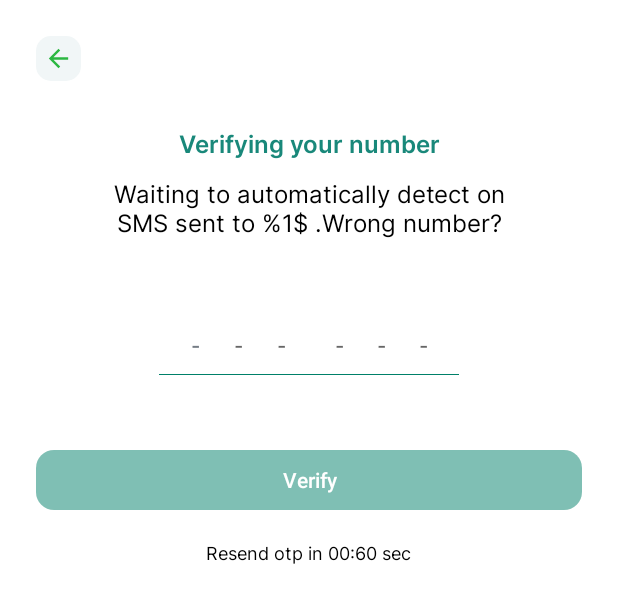
After one commit to sagargohil07/WhatsappClone, an Android app: the layout temp_fragment_otp.xml on its own in the app's theme, with its tools: preview values and no code run, on a phone screen of 412 x 824 dp. The commit adds this screen. Shown: the top 603 px of the screen. Run offline under Robolectric (Android 15) with nearby library versions, the phone set to English and light mode, and no system bars.

Commit message:
Auth Screen
- Temp verify mobile number screen design
- Temp OTP screen design

```diff
--- a/app/build.gradle.kts
+++ b/app/build.gradle.kts
@@ -110,5 +110,6 @@ dependencies {
 
     implementation ("com.vanniktech:emoji:0.18.0-SNAPSHOT")
     implementation ("com.vanniktech:emoji-google:0.18.0-SNAPSHOT")
+    implementation ("com.github.appsfeature:otp-view:1.1")
 
 }
--- /dev/null
+++ b/app/src/main/res/drawable/bg_otp_container.xml
@@ -0,0 +1,20 @@
+<?xml version="1.0" encoding="utf-8"?>
+<?xml version="1.0" encoding="utf-8"?>
+<layer-list xmlns:android="http://schemas.android.com/apk/res/android">
+    <item
+        android:left="0dp"
+        android:right="0dp">
+        <shape>
+            <solid android:color="#008069" />
+        </shape>
+    </item>
+    <item
+        android:left="0dp"
+        android:right="0dp"
+        android:top="-1dp"
+        android:bottom="1dp">
+        <shape>
+            <solid android:color="@color/background_common" />
+        </shape>
+    </item>
+</layer-list>
--- /dev/null
+++ b/app/src/main/res/drawable/otp_edittext_otp_bg.xml
@@ -0,0 +1,6 @@
+<?xml version="1.0" encoding="utf-8"?>
+<shape xmlns:android="http://schemas.android.com/apk/res/android"
+    android:shape="rectangle">
+    <solid android:color="@color/transparent" />
+    <corners android:radius="10dp" />
+</shape>
--- /dev/null
+++ b/app/src/main/res/layout/temp_fragment_otp.xml
@@ -0,0 +1,197 @@
+<?xml version="1.0" encoding="utf-8"?>
+<layout xmlns:android="http://schemas.android.com/apk/res/android"
+    xmlns:app="http://schemas.android.com/apk/res-auto"
+    xmlns:tools="http://schemas.android.com/tools">
+
+    <androidx.constraintlayout.widget.ConstraintLayout
+        android:layout_width="match_parent"
+        android:layout_height="match_parent">
+
+        <androidx.core.widget.NestedScrollView
+            android:layout_width="match_parent"
+            android:layout_height="match_parent"
+            android:fillViewport="true"
+            android:overScrollMode="never">
+
+            <androidx.appcompat.widget.LinearLayoutCompat
+                android:layout_width="match_parent"
+                android:layout_height="match_parent"
+                android:orientation="vertical"
+                android:padding="24dp"
+                tools:context=".module.fragment.auth.OtpFragment">
+
+                <androidx.appcompat.widget.AppCompatImageView
+                    android:id="@+id/toolbar_back"
+                    android:layout_width="@dimen/dimen_30"
+                    android:layout_height="@dimen/dimen_30"
+                    android:background="@drawable/edittext_otp_bg"
+                    android:padding="@dimen/dimen_5"
+                    android:src="@drawable/ic_arrow_back"
+                    android:tint="@color/green" />
+
+                <androidx.appcompat.widget.AppCompatTextView
+                    android:id="@+id/tvTitle"
+                    style="@style/TextStyle_Semi_Bold_16"
+                    android:layout_width="match_parent"
+                    android:layout_height="wrap_content"
+                    android:gravity="center"
+                    android:layout_marginTop="@dimen/dimen_30"
+                    android:text="@string/LBL_VERIFYING_YOUR_NUMBER"
+                    android:textColor="@color/green_100"
+                     />
+
+                <androidx.appcompat.widget.AppCompatTextView
+                    android:id="@+id/tvInfo"
+                    style="@style/TextStyle_Regular_16"
+                    android:layout_width="match_parent"
+                    android:layout_height="wrap_content"
+                    android:layout_marginTop="@dimen/dimen_10"
+                    android:gravity="center"
+                    android:layout_marginHorizontal="@dimen/dimen_50"
+                    android:text="@string/waiting_to_automatically_detect_on_sms_sent_to_1_wrong_number"
+                    android:textColor="@color/text_color" />
+
+                <androidx.appcompat.widget.LinearLayoutCompat
+                    android:layout_width="match_parent"
+                    android:layout_marginTop="@dimen/dimen_50"
+                    android:gravity="center"
+                    android:layout_height="wrap_content">
+
+                    <androidx.appcompat.widget.LinearLayoutCompat
+                        android:id="@+id/llOtp"
+                        android:layout_width="200dp"
+                        android:layout_height="@dimen/dimen_40"
+                        android:gravity="center"
+                        android:paddingHorizontal="@dimen/dimen_10"
+                        android:background="@drawable/bg_otp_container"
+                        app:layout_constraintTop_toBottomOf="@id/tvTitle">
+
+                        <androidx.appcompat.widget.AppCompatEditText
+                            android:id="@+id/otp1"
+                            android:layout_width="match_parent"
+                            android:layout_height="match_parent"
+                            android:layout_weight="1"
+                            android:background="@drawable/otp_edittext_otp_bg"
+                            android:gravity="center"
+                            android:hint="-"
+                            android:textColorHint="@color/secondary_text"
+                            android:imeOptions="actionNext"
+                            android:inputType="numberDecimal"
+                            android:maxLength="1"
+                            android:nextFocusRight="@+id/otp2"
+                            android:singleLine="true"
+                            android:textColor="@color/text_color" />
+
+                        <androidx.appcompat.widget.AppCompatEditText
+                            android:id="@+id/otp2"
+                            android:layout_width="match_parent"
+                            android:layout_height="match_parent"
+                            android:hint="-"
+                            android:layout_weight="1"
+                            android:background="@drawable/otp_edittext_otp_bg"
+                            android:gravity="center"
+                            android:imeOptions="actionNext"
+                            android:inputType="numberDecimal"
+                            android:maxLength="1"
+                            android:nextFocusRight="@+id/otp3"
+                            android:singleLine="true"
+                            android:textColor="@color/text_color" />
+
+                        <androidx.appcompat.widget.AppCompatEditText
+                            android:id="@+id/otp3"
+                            android:layout_width="match_parent"
+                            android:layout_height="match_parent"
+                            android:layout_weight="1"
+                            android:background="@drawable/otp_edittext_otp_bg"
+                            android:gravity="center"
+                            android:hint="-"
+                            android:imeOptions="actionNext"
+                            android:inputType="numberDecimal"
+                            android:maxLength="1"
+                            android:nextFocusRight="@+id/otp4"
+                            android:singleLine="true"
+                            android:textColor="@color/text_color" />
+
+                        <View
+                            android:layout_width="@dimen/dimen_10"
+                            android:layout_height="match_parent"/>
+
+                        <androidx.appcompat.widget.AppCompatEditText
+                            android:id="@+id/otp4"
+                            android:layout_width="match_parent"
+                            android:layout_height="match_parent"
+                            android:layout_weight="1"
+                            android:background="@drawable/otp_edittext_otp_bg"
+                            android:gravity="center"
+                            android:imeOptions="actionNext"
+                            android:hint="-"
+                            android:inputType="numberDecimal"
+                            android:maxLength="1"
+                            android:nextFocusRight="@+id/otp5"
+                            android:singleLine="true"
+                            android:textColor="@color/text_color" />
+
+                        <androidx.appcompat.widget.AppCompatEditText
+                            android:id="@+id/otp5"
+                            android:layout_width="match_parent"
+                            android:layout_height="match_parent"
+                            android:layout_weight="1"
+                            android:hint="-"
+                            android:background="@drawable/otp_edittext_otp_bg"
+                            android:gravity="center"
+                            android:imeOptions="actionNext"
+                            android:inputType="numberDecimal"
+                            android:maxLength="1"
+                            android:nextFocusRight="@+id/otp6"
+                            android:singleLine="true"
+                            android:textColor="@color/text_color" />
+
+                        <androidx.appcompat.widget.AppCompatEditText
+                            android:id="@+id/otp6"
+                            android:layout_width="match_parent"
+                            android:layout_height="match_parent"
+                            android:layout_weight="1"
+                            android:hint="-"
+                            android:background="@drawable/otp_edittext_otp_bg"
+                            android:gravity="center"
+                            android:imeOptions="actionDone"
+                            android:inputType="numberDecimal"
+                            android:maxLength="1"
+                            android:singleLine="true"
+                            android:textColor="@color/text_color" />
+
+                    </androidx.appcompat.widget.LinearLayoutCompat>
+
+                </androidx.appcompat.widget.LinearLayoutCompat>
+
+
+                <androidx.appcompat.widget.AppCompatButton
+                    android:id="@+id/btnVerify"
+                    android:layout_width="match_parent"
+                    android:layout_height="@dimen/dimen_40"
+                    android:layout_marginTop="@dimen/dimen_50"
+                    android:alpha="0.5"
+                    android:background="@drawable/button_bg"
+                    android:backgroundTint="#008069"
+                    android:enabled="false"
+                    android:text="@string/verify"
+                    android:textColor="@color/white" />
+
+                <androidx.appcompat.widget.AppCompatTextView
+                    android:id="@+id/tvResendOtp"
+                    style="@style/TextStyle_Regular_12"
+                    android:layout_width="wrap_content"
+                    android:layout_height="wrap_content"
+                    android:layout_gravity="center"
+                    android:layout_marginTop="@dimen/dimen_20"
+                    android:textColor="@color/text_color"
+                    android:visibility="visible"
+                    tools:text="@string/resend_otp_in_00_60_sec" />
+
+            </androidx.appcompat.widget.LinearLayoutCompat>
+
+        </androidx.core.widget.NestedScrollView>
+
+    </androidx.constraintlayout.widget.ConstraintLayout>
+
+</layout>
--- a/app/src/main/res/values-night/colors.xml
+++ b/app/src/main/res/values-night/colors.xml
@@ -72,4 +72,8 @@
 
     <color name="color_icon">#757C85</color>
 
+    <color name="color_background_box">#F5F5F5</color>
+    <color name="color_background_box_stroke">#DEDEDE</color>
+    <color name="color_background_box_stroke_active">#A5A5A5</color>
+
 </resources>
--- a/app/src/main/res/values/colors.xml
+++ b/app/src/main/res/values/colors.xml
@@ -87,4 +87,8 @@
     <color name="color8">#CCCCFF</color>
 
 
+    <color name="color_background_box">#F5F5F5</color>
+    <color name="color_background_box_stroke">#DEDEDE</color>
+    <color name="color_background_box_stroke_active">#A5A5A5</color>
+
 </resources>
--- a/app/src/main/res/values/strings.xml
+++ b/app/src/main/res/values/strings.xml
@@ -251,7 +251,7 @@
     <string name="verify_your_nphone_number">Verify Your \nPhone Number</string>
     <string name="we_will_send_you_one_time_password_on_your_phone">We will send you One Time Password on your phone</string>
     <string name="_91">+91</string>
-    <string name="enter_number">Enter number</string>
+    <string name="enter_number">phone number</string>
     <string name="next">Next</string>
     <string name="profile">Profile</string>
     <string name="add_participants">Add participants</string>
@@ -369,4 +369,7 @@
     <string name="delete_channel">Delete Channel</string>
     <string name="are_you_sure_want_to_delete_your_channel">Are you sure want to delete your channel</string>
     <string name="channel_info">Channel Info</string>
+    <string name="LBL_WHASTAPP_VERIFY_NUMBER">WhatsaApp will need to verify your phone number.Carrier charge may apply. What\'s my number ?</string>
+    <string name="LBL_VERIFYING_YOUR_NUMBER">Verifying your number</string>
+    <string name="waiting_to_automatically_detect_on_sms_sent_to_1_wrong_number">Waiting to automatically detect on SMS sent to %1$ .Wrong number?</string>
 </resources>
```
Also changed, not shown: app/src/main/res/layout/temp_login.xml (added, +123 -0 lines).
